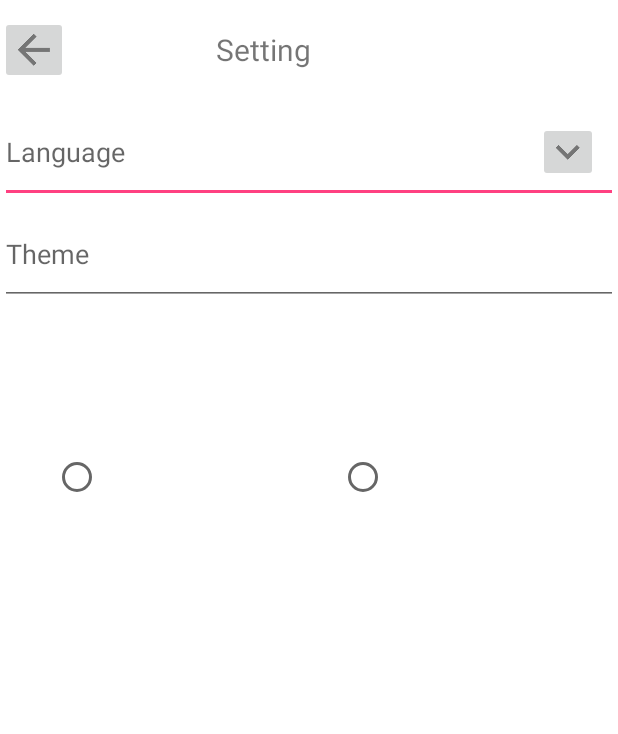
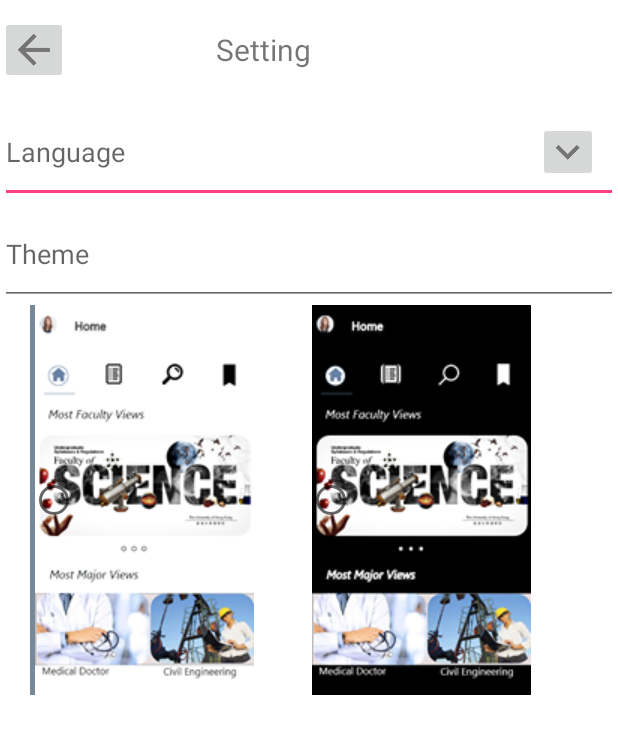
Before and after one commit to GVZ7/MYProject, an Android app: the layout activity_setting.xml on its own in the app's theme, with its tools: preview values and no code run, on a phone screen of 412 x 824 dp. Shown: the top 734 px of the screen. Run offline under Robolectric (Android 15) with nearby library versions, the phone set to English and light mode, and no system bars.

Commit message:
have picture

```diff
--- /dev/null
+++ b/app/src/main/res/drawable/border.xml
@@ -0,0 +1,14 @@
+<?xml version="1.0" encoding="utf-8"?>
+<selector xmlns:android="http://schemas.android.com/apk/res/android">
+    <item>
+        <shape android:shape="rectangle"  >
+
+            <stroke android:width="3dp" android:color="@color/light_gray" />
+
+
+        </shape>
+
+    </item>
+
+
+</selector>
--- a/app/src/main/res/layout/activity_setting.xml
+++ b/app/src/main/res/layout/activity_setting.xml
@@ -68,22 +68,28 @@
             android:layout_width="match_parent"
             android:layout_height="match_parent">
 
-           <RadioButton
-               android:id="@+id/rd1"
-               android:layout_width="120dp"
-               android:layout_height="230dp"
-               android:layout_marginHorizontal="35dp"/>
             <RadioButton
-                android:layout_width="120dp"
-                android:layout_height="230dp"
-                android:layout_marginHorizontal="35dp"
-                android:layout_toRightOf="@+id/rd1"/>
+                android:id="@+id/rd1"
+                android:layout_width="149dp"
+                android:layout_height="wrap_content"
+                android:layout_marginHorizontal="20dp"
+                android:drawableRight="@drawable/light_theme"
+                android:background="@drawable/border"
+                />
+
+            <RadioButton
+                android:layout_width="149dp"
+                android:layout_height="wrap_content"
+                android:layout_marginHorizontal="15dp"
+                android:layout_toRightOf="@+id/rd1"
+                android:drawableRight="@drawable/dark_theme"
+                />
 
         </RelativeLayout>
 
 
     </LinearLayout>
 
-
+<!--how make line under textbox and divider on top n bottom-->
 
 </LinearLayout>
--- a/app/src/main/res/values/colors.xml
+++ b/app/src/main/res/values/colors.xml
@@ -5,4 +5,5 @@
     <color name="colorAccent">#FF4081</color>
     <color name="color_background_about">#28282b</color>
     <color name="DarkBlue_border">#00008B</color>
+    <color name="light_gray">#778899</color>
 </resources>
```
Also changed, not shown: app/src/main/res/layout/activity_get_in_touch.xml (+0 -28 lines), app/src/main/res/drawable-v24/dark_theme.png (added), app/src/main/res/drawable-v24/light_theme.png (added).
